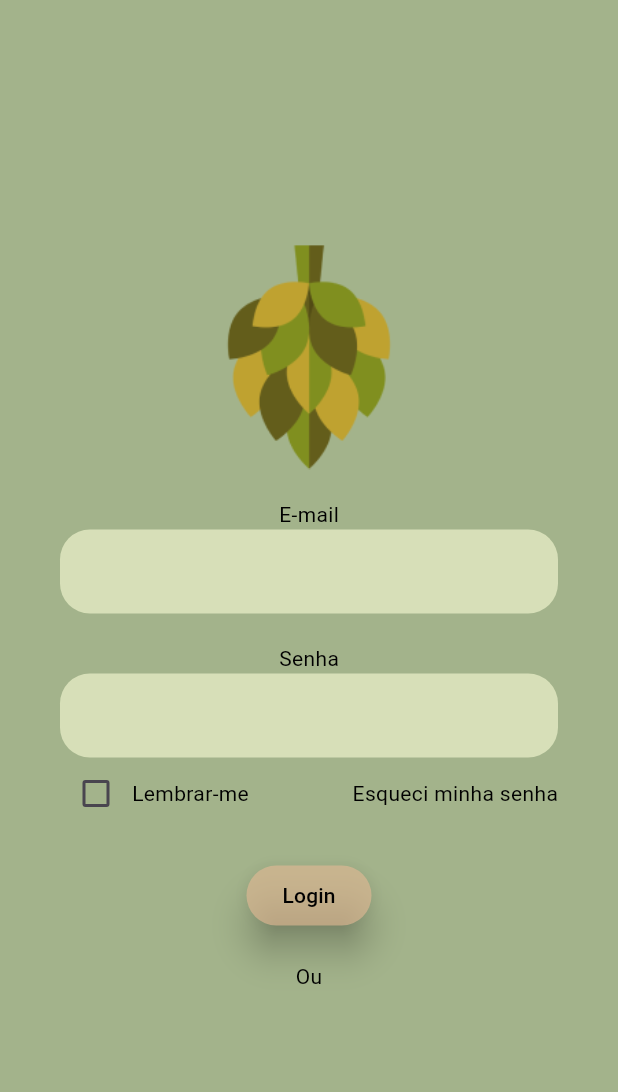
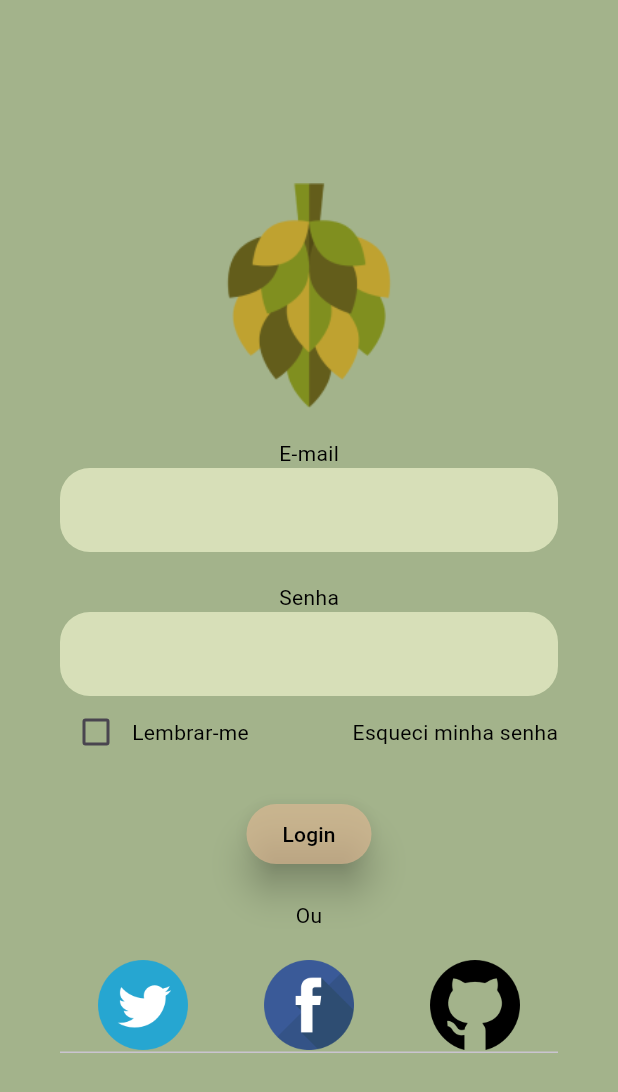
Before and after one commit to Albericoeduardo/Flutter-SensorApp, a Flutter app: the LoginPage screen opened directly, on a phone screen of 412 x 824 dp. Shown: the top 1092 px of the screen. Run offline on Flutter 3.47's test engine with Material 3 defaults, Android fonts, the phone set to English and light mode, and no system bars.

Commit message:
create other login

```diff
--- a/lib/loginPage/pages/login_page.dart
+++ b/lib/loginPage/pages/login_page.dart
@@ -3,6 +3,7 @@ import 'package:flutter_farmapp/widgets/grey_text.dart';
 import 'package:flutter_farmapp/widgets/input_field.dart';
 import 'package:flutter_farmapp/widgets/button.dart';
 import 'package:flutter_farmapp/loginPage/widgets/remeber_forgot.dart';
+import 'package:flutter_farmapp/widgets/other.login.dart';
 
 class LoginPage extends StatelessWidget {
   final TextEditingController emailController = TextEditingController();
@@ -40,7 +41,9 @@ class LoginPage extends StatelessWidget {
                       const SizedBox(height: 20.0,),
                       const LoginButton(text: "Login",),
                       const SizedBox(height: 20.0,),
-                      const GreyText(text: "Ou")
+                      const GreyText(text: "Ou"),
+                      const SizedBox(height: 20,),
+                      const OtherLogin()
                     ],
                   )
                 ),
--- a/lib/main.dart
+++ b/lib/main.dart
@@ -1,5 +1,6 @@
 import 'package:flutter/material.dart';
 import 'package:flutter_farmapp/loginPage/pages/login_page.dart';
+import 'package:flutter_farmapp/registerPage/pages/register_page.dart';
 // import 'package:flutter_farmapp/registerPage/pages/register_page.dart';
 
 void main() {
@@ -12,7 +13,7 @@ class MainApp extends StatelessWidget {
   @override
   Widget build(BuildContext context) {
     return MaterialApp(
-      home: LoginPage()
+      home: RegisterPage()
     );
   }
 }
--- a/lib/registerPage/pages/register_page.dart
+++ b/lib/registerPage/pages/register_page.dart
@@ -2,6 +2,7 @@ import 'package:flutter/material.dart';
 import 'package:flutter_farmapp/widgets/button.dart';
 import 'package:flutter_farmapp/widgets/grey_text.dart';
 import 'package:flutter_farmapp/widgets/input_field.dart';
+import 'package:flutter_farmapp/widgets/other.login.dart';
 
 class RegisterPage extends StatelessWidget {
   final TextEditingController nomeFazendaController = TextEditingController();
@@ -46,7 +47,9 @@ class RegisterPage extends StatelessWidget {
                 const SizedBox(height: 20,),
                 const LoginButton(text: "Cadastrar"),
                 const SizedBox(height: 20,),
-                const GreyText(text: "Ou cadastre-se com")
+                const GreyText(text: "Ou cadastre-se com"),
+                const SizedBox(height: 20,),
+                const OtherLogin()
               ],
             ),
           ),
--- /dev/null
+++ b/lib/widgets/other.login.dart
@@ -0,0 +1,22 @@
+import 'package:flutter/material.dart';
+
+class OtherLogin extends StatelessWidget {
+  const OtherLogin({super.key});
+
+  @override
+  Widget build(BuildContext context) {
+    return DefaultTabController(
+      length: 3,
+      child: TabBar(
+        labelColor: Colors.transparent,
+        indicatorColor: Colors.transparent,
+        unselectedLabelColor: Colors.transparent,
+        tabs: [
+          Tab(icon: Image.asset('assets/images/twitter_logo.png',), height: 60,),
+          Tab(icon: Image.asset('assets/images/facebook_logo.png',), height: 60,),
+          Tab(icon: Image.asset('assets/images/github_logo.png',), height: 60,)
+        ],
+      ),
+    );
+  }
+}
```
Also changed, not shown: assets/images/facebook_logo.png (added), assets/images/github_logo.png (added), assets/images/google_logo.png (added), assets/images/twitter_logo.png (added).
